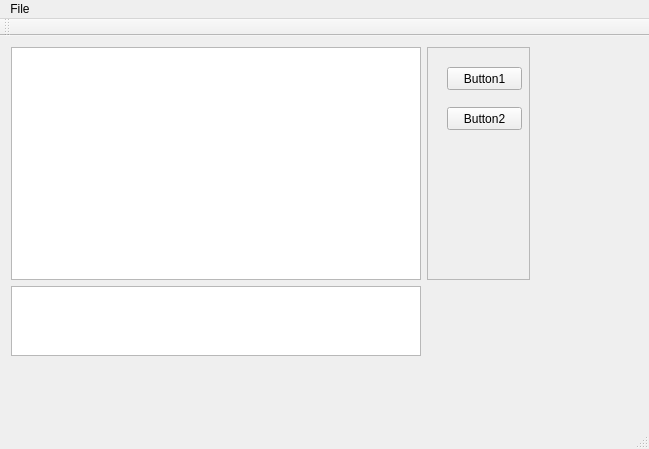
This is task1/yangcrazy30/task1/mainwindow.ui in IGGITechnology/2018Summer as Qt 5 draws it before an edit. The edited form follows.
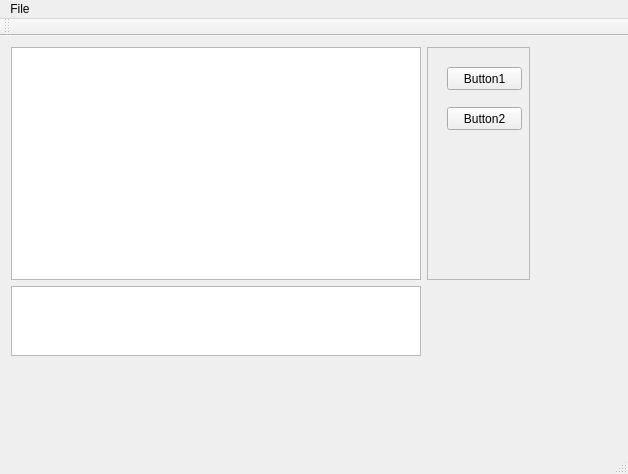
This is the edited form.

```diff
--- a/task1/yangcrazy30/task1/mainwindow.ui
+++ b/task1/yangcrazy30/task1/mainwindow.ui
@@ -6,8 +6,8 @@
    <rect>
     <x>0</x>
     <y>0</y>
-    <width>649</width>
-    <height>449</height>
+    <width>628</width>
+    <height>474</height>
    </rect>
   </property>
   <property name="windowTitle">
@@ -74,7 +74,7 @@
     <rect>
      <x>0</x>
      <y>0</y>
-     <width>649</width>
+     <width>628</width>
      <height>23</height>
     </rect>
    </property>
```
